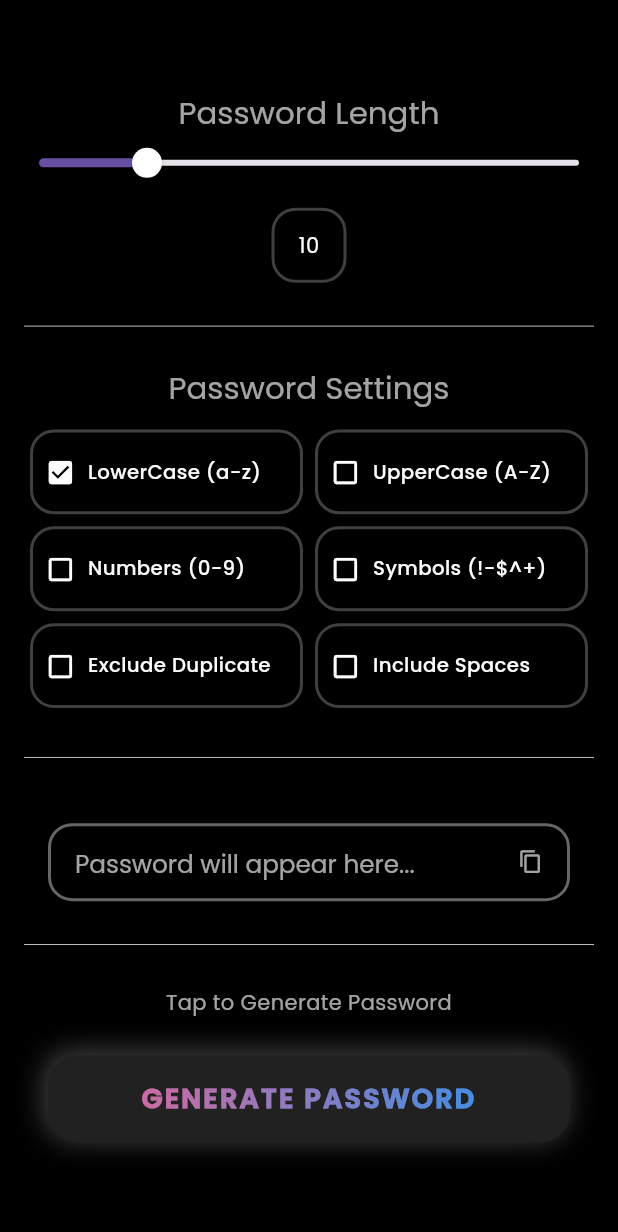
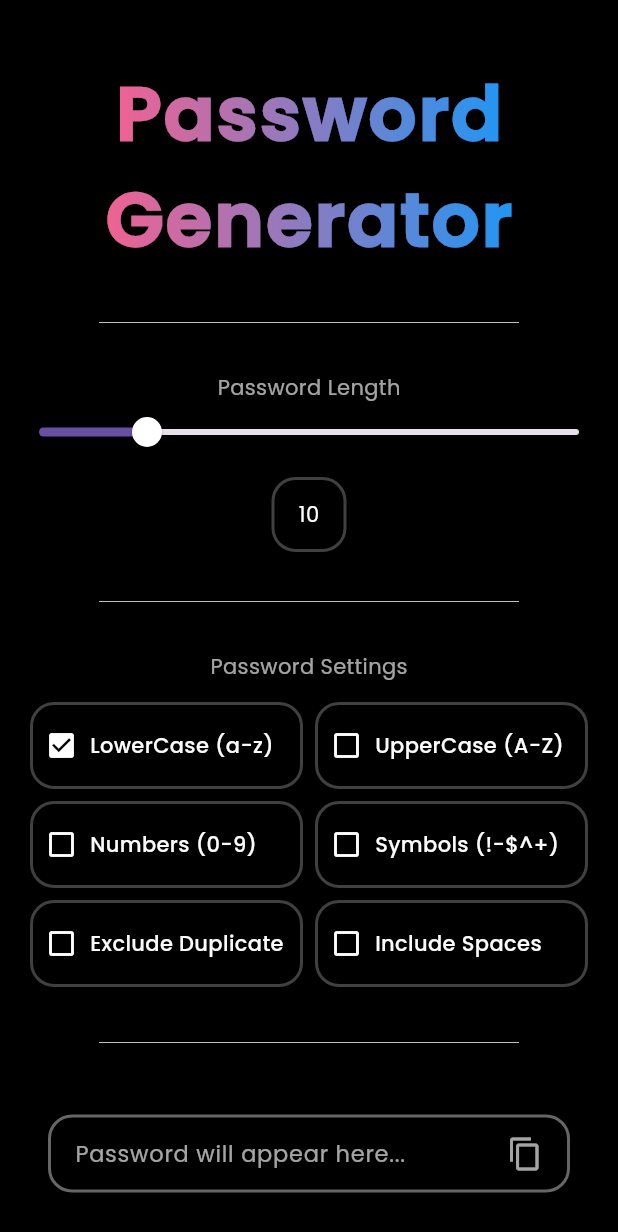
Before and after one commit to sugith10/password-generator, a Flutter app: the screen it shows after launch, after a tap on the "content copy" icon, on a phone screen of 412 x 824 dp. Shown: the top 1232 px of the screen. Run offline on Flutter 3.47's test engine with Material 3 defaults, Android fonts, the phone set to English and light mode, and no system bars; drawn by our look-alikes of simple_gradient_text; our stand-ins replace animate_do, firebase_core, flutter_bloc; accounts and stored records are empty.

Commit message:
chore: Prepare for new web release
- Made necessary preparations for the upcoming web release.

```diff
--- a/lib/features/generate_password/presentation/pages/password_generate_page/password_generate_page.dart
+++ b/lib/features/generate_password/presentation/pages/password_generate_page/password_generate_page.dart
@@ -8,6 +8,7 @@ import '../../../domain/use_cases/pasword_use_case.dart';
 import '../../bloc/password_generate_bloc.dart';
 import '../../widget/copy_result_container.dart';
 import '../../widget/get_divider.dart';
+import '../../widget/header.dart';
 import '../../widget/password_button.dart';
 import '../../widget/password_length.dart';
 import '../../widget/password_settingfield.dart';
@@ -31,29 +32,40 @@ class _PassWordGeneratePage extends StatelessWidget {
 
   @override
   Widget build(BuildContext context) {
-    return const Scaffold(
+    return Scaffold(
       body: SafeArea(
-          child: Padding(
+          child: Center(
+        child: ConstrainedBox(
+          constraints: const BoxConstraints(maxWidth: 700),
+          child: const Padding(
             padding: EdgeInsets.symmetric(horizontal: defaultPadding),
+            child: SingleChildScrollView(
               child: Column(
                 crossAxisAlignment: CrossAxisAlignment.center,
                 children: [
-            Spacer(flex: 3),
+                  SizedBox(height: 40),
+                  AppLogo(),
+                  SizedBox(height: 25),
+                  GetDivider(),
+                  SizedBox(height: 25),
                   PasswordLength(),
-            Spacer(flex: 1),
+                  SizedBox(height: 25),
                   GetDivider(),
-            Spacer(flex: 1),
+                  SizedBox(height: 25),
                   PassWordSettingField(),
-            Spacer(flex: 1),
+                  SizedBox(height: 25),
                   GetDivider(),
-            Spacer(flex: 1),
+                  SizedBox(height: 25),
                   CopyResultContainer(),
-            Spacer(flex: 1),
+                  SizedBox(height: 25),
                   GetDivider(),
-            Spacer(flex: 1),
+                  SizedBox(height: 25),
                   PasswordButton(),
-            Spacer(flex: 3),
+                  SizedBox(height: 40),
                 ],
+              ),
+            ),
+          ),
         ),
       )),
     );
--- a/lib/features/generate_password/presentation/widget/copy_result_container.dart
+++ b/lib/features/generate_password/presentation/widget/copy_result_container.dart
@@ -44,7 +44,6 @@ class _CopyResultContainerState extends State<CopyResultContainer> {
 
   @override
   Widget build(BuildContext context) {
-    final width = MediaQuery.of(context).size.width;
     return BlocBuilder<PasswordGenratorBloc, PasswordGenratorState>(
       builder: (context, state) {
         return Column(
@@ -72,16 +71,10 @@ class _CopyResultContainerState extends State<CopyResultContainer> {
                     minLines: 1,
                     controller: state.passwordController,
                     readOnly: true,
-                    style: Theme.of(context).textTheme.titleLarge?.copyWith(
-                          color: primaryColor,
-                        ),
-                    decoration: InputDecoration(
+                    style: const TextStyle(color: primaryColor, fontSize: 15),
+                    decoration: const InputDecoration(
                       hintText: 'Password will appear here...',
-                      hintStyle:
-                          Theme.of(context).textTheme.titleLarge?.copyWith(
-                                fontSize: width * 0.040,
-                                color: secondaryColor,
-                              ),
+                      hintStyle: TextStyle(color: secondaryColor, fontSize: 15),
                       border: InputBorder.none,
                     ),
                     onTap: () => _onTap(state.passwordController.text),
@@ -92,10 +85,9 @@ class _CopyResultContainerState extends State<CopyResultContainer> {
                     bottom: 0,
                     child: GestureDetector(
                       onTap: () => _onTap(state.passwordController.text),
-                      child: Icon(
+                      child: const Icon(
                         Icons.copy,
                         color: secondaryColor,
-                        size: width * 0.04,
                       ),
                     ),
                   ),
--- a/lib/features/generate_password/presentation/widget/coustom_check_box.dart
+++ b/lib/features/generate_password/presentation/widget/coustom_check_box.dart
@@ -15,7 +15,6 @@ class CustomCheckBox extends StatelessWidget {
 
   @override
   Widget build(BuildContext context) {
-    final width = MediaQuery.of(context).size.width;
     return Padding(
       padding: const EdgeInsets.all(
         defaultPadding / 4,
@@ -53,11 +52,10 @@ class CustomCheckBox extends StatelessWidget {
               Expanded(
                 child: Text(
                   label,
-                  style: TextStyle(
-                      fontSize: width * 0.032,
-                      color: const Color.fromARGB(255, 251, 251, 251),
+                  style: const TextStyle(
+                      color: Color.fromARGB(255, 251, 251, 251),
                       fontWeight: FontWeight.w500),
-                          maxLines: 1,
+                  maxLines: 1,
                   overflow: TextOverflow.ellipsis,
                 ),
               ),
--- a/lib/features/generate_password/presentation/widget/get_divider.dart
+++ b/lib/features/generate_password/presentation/widget/get_divider.dart
@@ -12,6 +12,8 @@ class GetDivider extends StatelessWidget {
     return const Divider(
       color: primaryColor,
       thickness: .5,
+      indent: 50,
+      endIndent: 50,
     );
   }
 }
--- a/lib/features/generate_password/presentation/widget/password_length.dart
+++ b/lib/features/generate_password/presentation/widget/password_length.dart
@@ -13,9 +13,11 @@ class PasswordLength extends StatelessWidget {
       builder: (context, state) {
         return Column(
           children: [
-            Text(
+            const Text(
               'Password Length',
-              style: Theme.of(context).textTheme.titleLarge,
+              style:  TextStyle(
+                color: secondaryColor,
+              ),
             ),
             const SizedBox(
               height: 10,
--- a/lib/features/generate_password/presentation/widget/password_settingfield.dart
+++ b/lib/features/generate_password/presentation/widget/password_settingfield.dart
@@ -1,6 +1,7 @@
 import 'package:flutter/material.dart';
 import 'package:flutter_bloc/flutter_bloc.dart';
 
+import '../../../../core/const/constants.dart';
 import '../bloc/password_generate_bloc.dart';
 import 'coustom_check_box.dart';
 
@@ -11,9 +12,11 @@ class PassWordSettingField extends StatelessWidget {
   Widget build(BuildContext context) {
     return Column(
       children: [
-        Text(
+        const Text(
           'Password Settings',
-          style: Theme.of(context).textTheme.titleLarge,
+          style: TextStyle(
+            color: secondaryColor,
+          ),
         ),
         const SizedBox(height: 10),
         BlocBuilder<PasswordGenratorBloc, PasswordGenratorState>(
--- a/lib/features/onboarding/presentation/splash_page.dart
+++ b/lib/features/onboarding/presentation/splash_page.dart
@@ -1,5 +1,7 @@
 import 'dart:async';
 import 'package:flutter/material.dart';
+import 'package:firebase_core/firebase_core.dart';
+
 import '../../generate_password/presentation/widget/header.dart';
 import '../../generate_password/presentation/pages/password_generate_page/password_generate_page.dart';
 
@@ -14,7 +16,6 @@ class _SplashPageState extends State<SplashPage> {
   @override
   void initState() {
     super.initState();
-    _startTimer();
   }
 
   void _startTimer() {
@@ -28,11 +29,24 @@ class _SplashPageState extends State<SplashPage> {
     });
   }
 
+  final Future<FirebaseApp> _intialization = Firebase.initializeApp();
+
   @override
   Widget build(BuildContext context) {
-    return const Scaffold(
+    return Scaffold(
       body: Center(
-        child: AppLogo(),
+        child: FutureBuilder(
+            future: _intialization,
+            builder: (context, snapshot) {
+              if (snapshot.hasError) {
+                return const AppLogo();
+              }
+              if (snapshot.connectionState == ConnectionState.done) {
+                _startTimer();
+                return const AppLogo();
+              }
+              return const AppLogo();
+            }),
       ),
     );
   }
--- a/lib/main.dart
+++ b/lib/main.dart
@@ -13,17 +13,15 @@ class MyApp extends StatelessWidget {
 
   @override
   Widget build(BuildContext context) {
-    final width = MediaQuery.of(context).size.width;
     return MaterialApp(
       debugShowCheckedModeBanner: false,
       title: 'Password Generator',
       theme: ThemeData(
           scaffoldBackgroundColor: scaffoldColor,
           fontFamily: 'Poppins',
-          textTheme: TextTheme(
-            bodyMedium: const TextStyle(color: primaryColor),
-            titleLarge:
-                TextStyle(color: secondaryColor, fontSize: width * 0.050),
+          textTheme: const TextTheme(
+            bodyMedium: TextStyle(color: primaryColor),
+            titleLarge: TextStyle(color: secondaryColor),
           ),
           snackBarTheme: const SnackBarThemeData(backgroundColor: buttonColor)),
       home: const SplashPage(),
--- a/pubspec.yaml
+++ b/pubspec.yaml
@@ -4,7 +4,7 @@ description: "A new Flutter project."
 publish_to: 'none' # Remove this line if you wish to publish to pub.dev
 
 
-version: 1.2.0+4
+version: 1.3.0+5
 
 environment:
   sdk: '>=3.2.6 <4.0.0'
@@ -18,6 +18,7 @@ dependencies:
   animate_do: 3.1.2
   flutter_bloc: ^8.1.3
   simple_gradient_text: 1.3.0
+  firebase_core: ^3.1.0
   # firebase_core: ^2.25.4
 
 dev_dependencies:
```
Also changed, not shown: pubspec.lock, 2 other files. Lines whose indentation alone changed are shown as unchanged.
